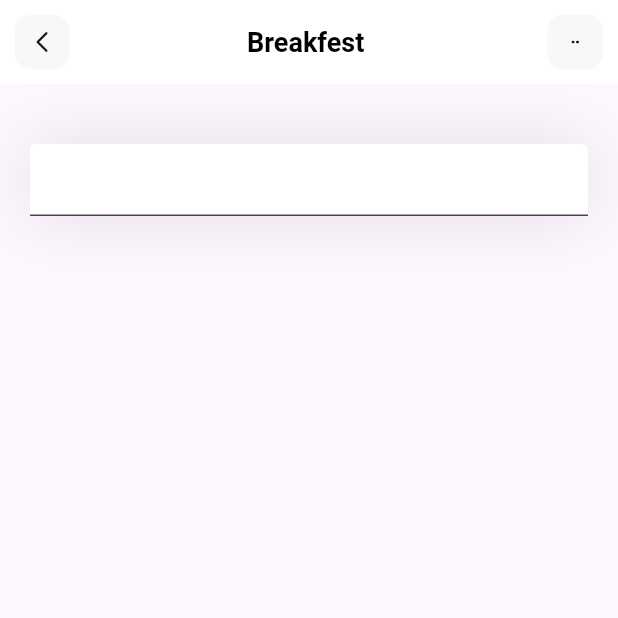
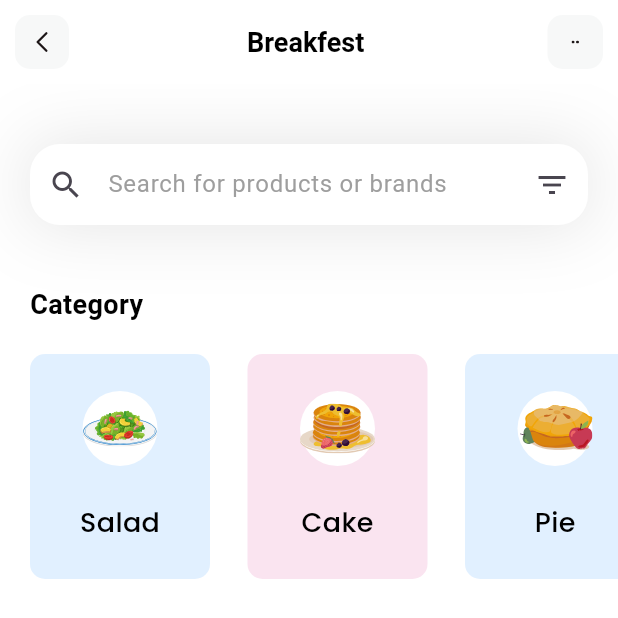
Before and after one commit to 066516/simple_breakfest_flutter_project, a Flutter app: the screen it shows after launch, on a phone screen of 412 x 824 dp. Shown: the top 618 px of the screen. Run offline on Flutter 3.47's test engine with Material 3 defaults, Android fonts, the light colour scheme and no system bars; our stand-ins replace flutter_svg.

Commit message:
dd catogries

```diff
--- a/lib/main.dart
+++ b/lib/main.dart
@@ -8,13 +8,13 @@
 class MyApp extends StatelessWidget {
   const MyApp({super.key});
 
-  // This widget is the root of your application.
+  // This widget is the root of    application.
   @override
   Widget build(BuildContext context) {
-    return const MaterialApp(
+    return MaterialApp(
       debugShowCheckedModeBanner: false,
       title: 'Flutter Demo',
-      home: home(),
+      home: Home(),
     );
   }
 }
--- /dev/null
+++ b/lib/models/category.dart
@@ -0,0 +1,39 @@
+import 'package:flutter/material.dart';
+
+class CategoryModel {
+  String name;
+  String iconPath;
+  Color boxColor;
+
+  CategoryModel({
+    required this.name,
+    required this.iconPath,
+    required this.boxColor,
+  });
+
+  static List<CategoryModel> getCategories() {
+    List<CategoryModel> categories = [];
+
+    categories.add(CategoryModel(
+        name: 'Salad',
+        iconPath: 'assets/icons/plate.svg',
+        boxColor: Color(0xff9DCEFF)));
+
+    categories.add(CategoryModel(
+        name: 'Cake',
+        iconPath: 'assets/icons/pancakes.svg',
+        boxColor: Color(0xffEEA4CE)));
+
+    categories.add(CategoryModel(
+        name: 'Pie',
+        iconPath: 'assets/icons/pie.svg',
+        boxColor: Color(0xff9DCEFF)));
+
+    categories.add(CategoryModel(
+        name: 'Smoothies',
+        iconPath: 'assets/icons/orange-snacks.svg',
+        boxColor: Color(0xffEEA4CE)));
+
+    return categories;
+  }
+}
--- /dev/null
+++ b/lib/models/diet.dart
@@ -0,0 +1,44 @@
+import 'package:flutter/material.dart';
+
+class DietModel {
+  String name;
+  String iconPath;
+  String level;
+  String duration;
+  String calorie;
+  Color boxColor;
+  bool viewIsSelected;
+
+  DietModel(
+      {required this.name,
+      required this.iconPath,
+      required this.level,
+      required this.duration,
+      required this.calorie,
+      required this.boxColor,
+      required this.viewIsSelected});
+
+  static List<DietModel> getDiets() {
+    List<DietModel> diets = [];
+
+    diets.add(DietModel(
+        name: 'Honey Pancake',
+        iconPath: 'assets/icons/honey-pancakes.svg',
+        level: 'Easy',
+        duration: '30mins',
+        calorie: '180kCal',
+        viewIsSelected: true,
+        boxColor: Color(0xff9DCEFF)));
+
+    diets.add(DietModel(
+        name: 'Canai Bread',
+        iconPath: 'assets/icons/canai-bread.svg',
+        level: 'Easy',
+        duration: '20mins',
+        calorie: '230kCal',
+        viewIsSelected: false,
+        boxColor: Color(0xffEEA4CE)));
+
+    return diets;
+  }
+}
--- a/lib/pages/home.dart
+++ b/lib/pages/home.dart
@@ -1,33 +1,121 @@
-import 'dart:html';
-
 import 'package:flutter/material.dart';
 import 'package:flutter_svg/flutter_svg.dart';
+import 'package:simple_breakfest_flutter_project/models/category.dart';
 
-class home extends StatelessWidget {
-  const home({super.key});
+class Home extends StatefulWidget {
+  Home({super.key});
+
+  @override
+  State<Home> createState() => _HomeState();
+}
+
+class _HomeState extends State<Home> {
+  List<CategoryModel> categories = [];
+
+  void _getCategries() {
+    categories = CategoryModel.getCategories();
+  }
 
   @override
   Widget build(BuildContext context) {
+    _getCategries();
     return Scaffold(
       appBar: appBar(),
-      body: Column(children: [
+      backgroundColor: Colors.white,
+      body: Column(crossAxisAlignment: CrossAxisAlignment.start, children: [
+        _SearchBox(),
+        SizedBox(
+          height: 40,
+        ),
+        _CategoriesSection()
+      ]),
+    );
+  }
+
+  Column _CategoriesSection() {
+    return Column(crossAxisAlignment: CrossAxisAlignment.start, children: [
+      Padding(
+        padding: EdgeInsets.only(left: 20),
+        child: Text(
+          'Category',
+          style: TextStyle(
+              color: Colors.black, fontSize: 18, fontWeight: FontWeight.w600),
+        ),
+      ),
+      SizedBox(
+        height: 20,
+      ),
       Container(
+        height: 150,
+        // color: Colors.green,
+        child: ListView.separated(
+            itemCount: categories.length,
+            scrollDirection: Axis.horizontal,
+            padding: const EdgeInsets.only(left: 20, right: 20),
+            separatorBuilder: (context, index) => const SizedBox(width: 25),
+            itemBuilder: (context, index) {
+              return Container(
+                height: 50,
+                width: 120,
+                decoration: BoxDecoration(
+                    color: categories[index].boxColor.withOpacity(0.3),
+                    borderRadius: BorderRadius.circular(10)),
+                child: Column(
+                  mainAxisAlignment: MainAxisAlignment.spaceEvenly,
+                  children: [
+                    Container(
+                      height: 50,
+                      width: 50,
+                      decoration: BoxDecoration(
+                          color: Colors.white, shape: BoxShape.circle),
+                      child: SvgPicture.asset(
+                        categories[index].iconPath,
+
+                        // width: 50,
+                        // height: 50,
+                      ),
+                    ),
+                    Text(
+                      categories[index].name,
+                      style: TextStyle(
+                          fontFamily: 'Poppins',
+                          color: Colors.black,
+                          fontWeight: FontWeight.w500,
+                          fontSize: 18),
+                    )
+                  ],
+                ),
+              );
+            }),
+      )
+    ]);
+  }
+
+  Container _SearchBox() {
+    return Container(
         margin: EdgeInsets.only(top: 40, left: 20, right: 20),
         decoration: BoxDecoration(boxShadow: [
           BoxShadow(
             color: Colors.black.withOpacity(0.11),
             blurRadius: 40,
             spreadRadius: 0.0,
-              )
+          ),
         ]),
         child: TextField(
           decoration: InputDecoration(
               filled: true,
               fillColor: Colors.white,
+              prefixIcon: Icon(Icons.search),
+              suffixIcon: Icon(
+                Icons.filter_list,
               ),
-            ))
-      ]),
-    );
+              hintText: "Search for products or brands",
+              hintStyle: TextStyle(color: Colors.grey),
+              contentPadding: EdgeInsets.all(15),
+              border: OutlineInputBorder(
+                  borderRadius: BorderRadius.circular(20),
+                  borderSide: BorderSide.none)),
+        ));
   }
 
   AppBar appBar() {
```
Also changed, not shown: assets/icons/Arrow - Left 2.svg (added), assets/icons/Filter.svg (added), assets/icons/Search.svg (added), assets/icons/blueberry-pancake.svg (added), assets/icons/button.svg (added), assets/icons/canai-bread.svg (added), assets/icons/honey-pancakes.svg (added), assets/icons/orange-snacks.svg (added), assets/icons/pancakes.svg (added), assets/icons/pie.svg (added), assets/icons/plate.svg (added), assets/icons/salmon-nigiri.svg (added). Lines whose indentation alone changed are shown as unchanged.
